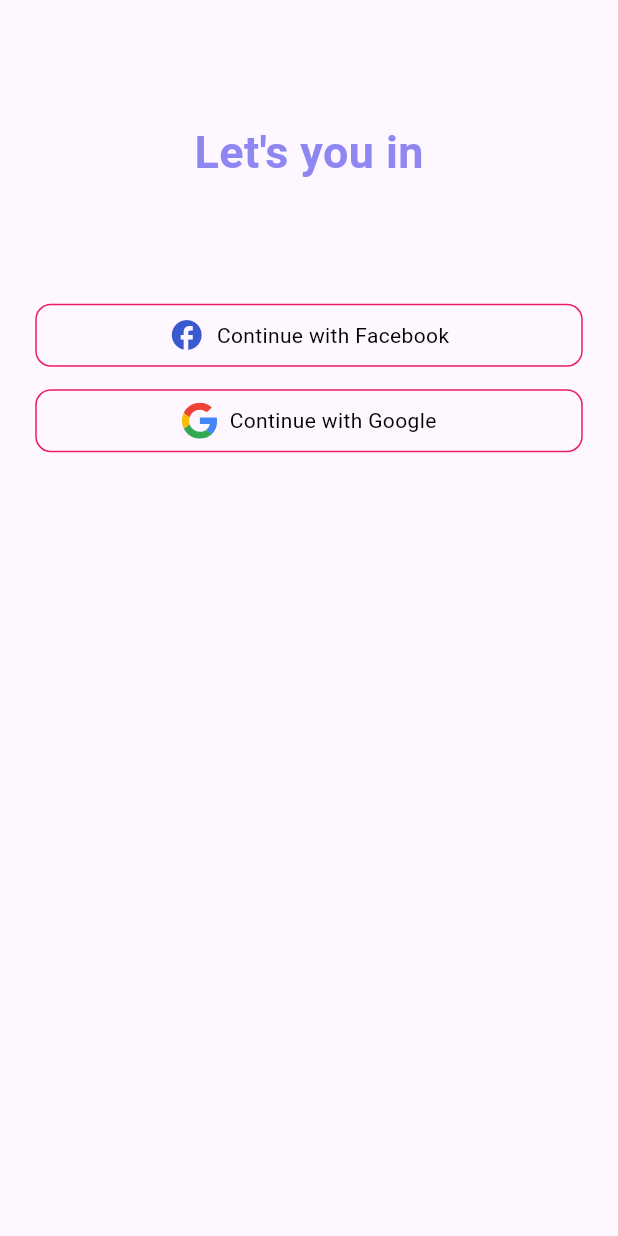
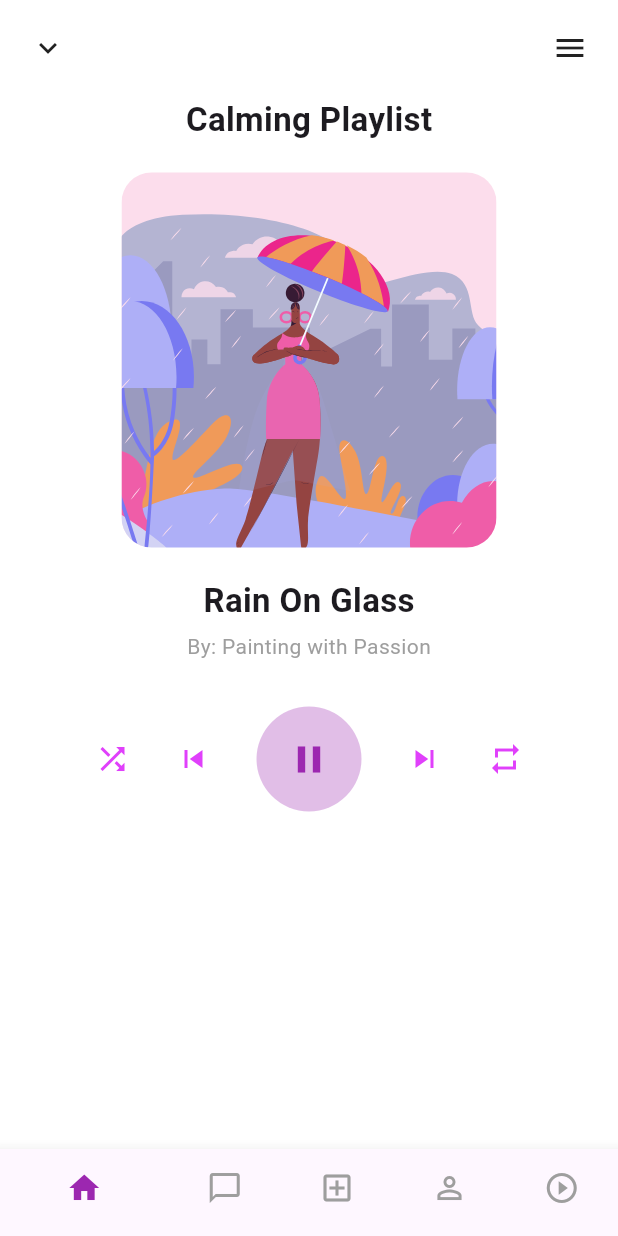
Before and after one commit to kimianhv/Stress_management_app, a Flutter app: the screen it shows after launch, on a phone screen of 412 x 824 dp. Run offline on Flutter 3.47's test engine with Material 3 defaults, Android fonts, the phone set to English and light mode, and no system bars; our stand-ins replace flutter_svg.

Commit message:
added bottom nav still in progress,also added player page

```diff
--- /dev/null
+++ b/lib/calming_playlist_page.dart
@@ -0,0 +1,89 @@
+import 'package:flutter/material.dart';
+import 'package:flutter_svg/flutter_svg.dart';
+
+class CalmingPlaylistPage extends StatelessWidget {
+  @override
+  Widget build(BuildContext context) {
+    return Scaffold(
+      backgroundColor: Colors.white,
+      body: SafeArea(
+        child: Column(
+          children: [
+            const SizedBox(height: 20),
+            Padding(
+              padding: const EdgeInsets.symmetric(horizontal: 20),
+              child: Row(
+                children: [
+                  const Icon(Icons.expand_more),
+                  const Spacer(),
+                  const Icon(Icons.menu),
+                ],
+              ),
+            ),
+            const SizedBox(height: 20),
+            const Text(
+              'Calming Playlist',
+              style: TextStyle(fontSize: 22, fontWeight: FontWeight.bold),
+            ),
+            const SizedBox(height: 20),
+            ClipRRect(
+              borderRadius: BorderRadius.circular(20),
+              child:
+                  SvgPicture.asset(
+                'assets/images/Illustration.svg',
+                width: 250,
+                height: 250,
+                fit: BoxFit.cover,
+              ),
+            ),
+            const SizedBox(height: 20),
+            const Text(
+              'Rain On Glass',
+              style: TextStyle(fontSize: 22, fontWeight: FontWeight.w600),
+            ),
+            const SizedBox(height: 5),
+            const Text(
+              'By: Painting with Passion',
+              style: TextStyle(color: Colors.grey),
+            ),
+            const SizedBox(height: 30),
+            Row(
+              mainAxisAlignment: MainAxisAlignment.center,
+              children: [
+                Icon(Icons.shuffle, color: Colors.purpleAccent),
+                const SizedBox(width: 30),
+                Icon(Icons.skip_previous, color: Colors.purpleAccent),
+                const SizedBox(width: 30),
+                Container(
+                  padding: const EdgeInsets.all(20),
+                  decoration: BoxDecoration(
+                    color: Colors.purple.shade100,
+                    shape: BoxShape.circle,
+                  ),
+                  child: Icon(Icons.pause, size: 30, color: Colors.purple),
+                ),
+                const SizedBox(width: 30),
+                Icon(Icons.skip_next, color: Colors.purpleAccent),
+                const SizedBox(width: 30),
+                Icon(Icons.repeat, color: Colors.purpleAccent),
+              ],
+            ),
+          ],
+        ),
+      ),
+      bottomNavigationBar: BottomNavigationBar(
+        selectedItemColor: Colors.purple,
+        unselectedItemColor: Colors.grey,
+        showSelectedLabels: false,
+        showUnselectedLabels: false,
+        items: const [
+          BottomNavigationBarItem(icon: Icon(Icons.home), label: 'Home'),
+          BottomNavigationBarItem(icon: Icon(Icons.chat_bubble_outline), label: 'Chat'),
+          BottomNavigationBarItem(icon: Icon(Icons.add_box_outlined), label: 'Add'),
+          BottomNavigationBarItem(icon: Icon(Icons.person_outline), label: 'Profile'),
+          BottomNavigationBarItem(icon: Icon(Icons.play_circle_outline), label: 'Play'),
+        ],
+      ),
+    );
+  }
+}
--- a/lib/main.dart
+++ b/lib/main.dart
@@ -1,4 +1,6 @@
 import 'package:flutter/material.dart';
+import 'package:flutter_svg/flutter_svg.dart';
+import 'package:stress_management_app/calming_playlist_page.dart';
 import 'package:stress_management_app/home_screen.dart';
 import 'package:stress_management_app/start_screen.dart';
 
@@ -13,7 +15,7 @@ class MyApp extends StatelessWidget {
   @override
   Widget build(BuildContext context) {
     return MaterialApp(
-      home: StartScreen(),
+      home: CalmingPlaylistPage(),
 
     );
 
--- a/pubspec.yaml
+++ b/pubspec.yaml
@@ -61,6 +61,7 @@ flutter:
   # To add assets to your application, add an assets section, like this:
   assets:
    - assets/icons/
+   - assets/images/
 
 
   # An image asset can refer to one or more resolution-specific "variants", see
```
Also changed, not shown: lib/home_screen.dart (+32 -23 lines), assets/icons/home.svg (added), assets/images/Illustration.svg (added).
